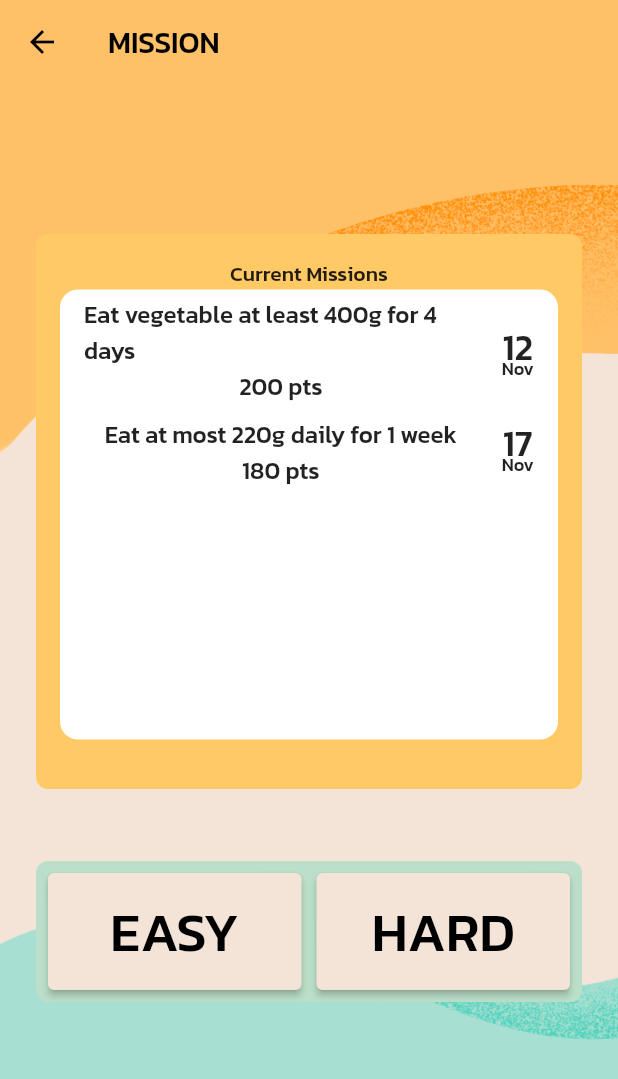
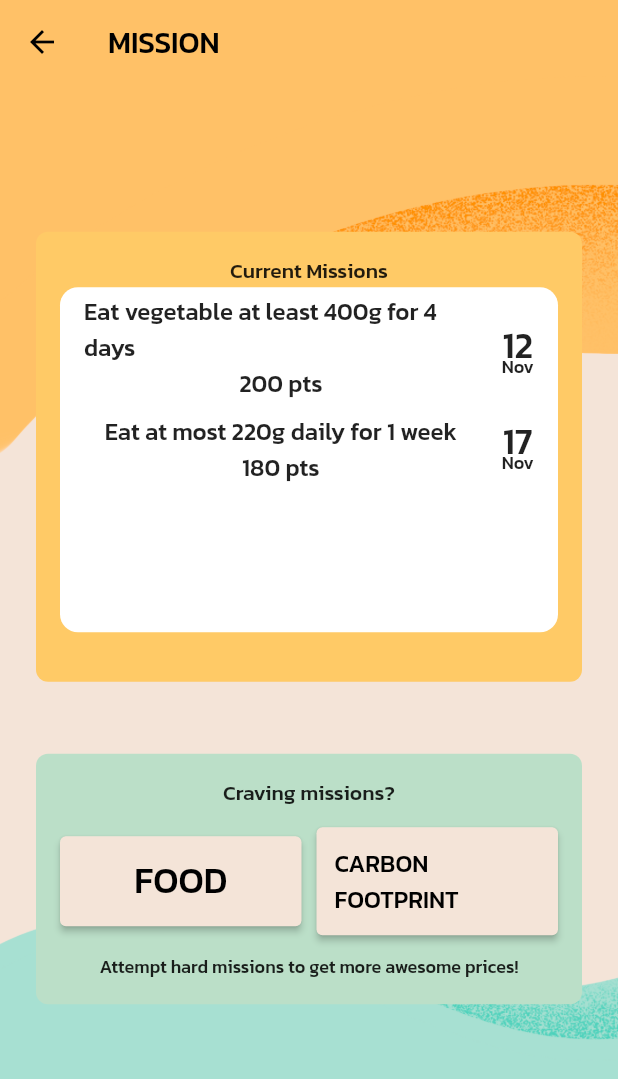
Before and after one commit to Food-Busters/food_busters, a Flutter app: the MyMissionPage screen opened directly, on a phone screen of 412 x 824 dp. Shown: the top 1079 px of the screen. Run offline on Flutter 3.47's test engine with Material 2 defaults, Android fonts, the light colour scheme and no system bars; our stand-ins replace camera, flutter_toggle_tab, form_field_validator, package_info_plus; generated files the repository leaves out were written again.

Commit message:
Mission Page 1

```diff
--- a/lib/l10n/app_en.arb
+++ b/lib/l10n/app_en.arb
@@ -84,7 +84,7 @@
     "more_methane": "more methane produced by using vehicle",
     "more_calories": "more calories you consumed",
     "less_than_avg": "less than average",
-    "easy": "EASY",
-    "hard": "HARD",
-    "current_missions": "Current Missions"
+    "current_missions": "Current Missions",
+    "craving_missions": "Craving missions?",
+    "hard_missions_desc": "Attempt hard missions to get more awesome prices!"
 }
--- a/lib/l10n/app_th.arb
+++ b/lib/l10n/app_th.arb
@@ -86,5 +86,7 @@
     "less_than_avg": "น้อยกว่าค่าเฉลี่ย",
     "easy": "ง่าย",
     "hard": "ยาก",
-    "current_missions": "ภารกิจที่กำลังทำอยู่"
+    "current_missions": "ภารกิจที่กำลังทำอยู่",
+    "craving_missions": "กำลังมองหาภารกิจ?",
+    "hard_missions_desc": "ลองทำภารกิจที่ยากๆ เพื่อให้ได้ราคาที่คุ้มค่า!"
 }
--- a/lib/views/mission/mission.dart
+++ b/lib/views/mission/mission.dart
@@ -49,7 +49,7 @@ class _MyMissionPageState extends State<MyMissionPage> {
   }
 
   Widget currentMission(AppLocalizations text) => Container(
-        height: 370,
+        height: 300,
         width: double.infinity,
         decoration: BoxDecoration(
           borderRadius: BorderRadius.circular(8.0),
@@ -61,7 +61,7 @@ class _MyMissionPageState extends State<MyMissionPage> {
             children: [
               Text(text.current_missions),
               Container(
-                height: 300,
+                height: 230,
                 decoration: BoxDecoration(
                   color: Colors.white,
                   borderRadius: BorderRadius.circular(12.0),
@@ -131,7 +131,12 @@ class _MyMissionPageState extends State<MyMissionPage> {
           color: lightGreen,
         ),
         child: Padding(
-          padding: const EdgeInsets.all(8.0),
+          padding: const EdgeInsets.all(16.0),
+          child: Column(
+            children: [
+              Text(text.craving_missions),
+              Padding(
+                padding: const EdgeInsets.symmetric(vertical: 12.0),
                 child: Row(
                   mainAxisAlignment: MainAxisAlignment.spaceBetween,
                   children: [
@@ -139,7 +144,8 @@ class _MyMissionPageState extends State<MyMissionPage> {
                       flex: 1,
                       child: ElevatedButton(
                         onPressed: () {},
-                  child: Text(text.easy, style: const TextStyle(fontSize: 36)),
+                        child:
+                            const Text("FOOD", style: TextStyle(fontSize: 24)),
                         style: tanBtn,
                       ),
                     ),
@@ -148,12 +154,23 @@ class _MyMissionPageState extends State<MyMissionPage> {
                       flex: 1,
                       child: ElevatedButton(
                         onPressed: () {},
-                  child: Text(text.hard, style: const TextStyle(fontSize: 36)),
+                        child: const Text(
+                          "CARBON FOOTPRINT",
+                          style: TextStyle(fontSize: 16),
+                        ),
                         style: tanBtn,
                       ),
                     ),
                   ],
                 ),
               ),
+              Text(
+                text.hard_missions_desc,
+                style: const TextStyle(fontSize: 12),
+                textAlign: TextAlign.center,
+              ),
+            ],
+          ),
+        ),
       );
 }
--- a/pubspec.yaml
+++ b/pubspec.yaml
@@ -15,7 +15,7 @@ publish_to: "none" # Remove this line if you wish to publish to pub.dev
 # In iOS, build-name is used as CFBundleShortVersionString while build-number used as CFBundleVersion.
 # Read more about iOS versioning at
 # https://developer.apple.com/library/archive/documentation/General/Reference/InfoPlistKeyReference/Articles/CoreFoundationKeys.html
-version: 1.0.159+1590000
+version: 1.0.162+1620000
 
 environment:
   sdk: ">=2.12.0 <3.0.0"
```
Lines whose indentation alone changed are shown as unchanged.
